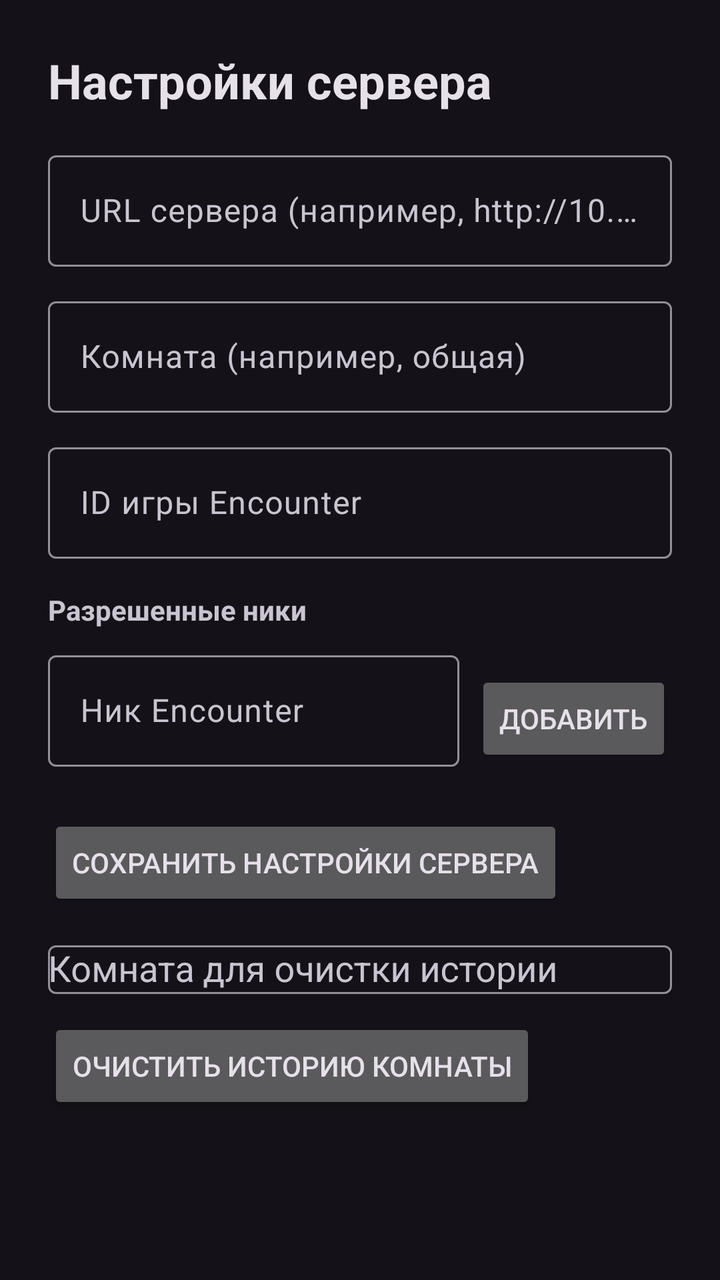
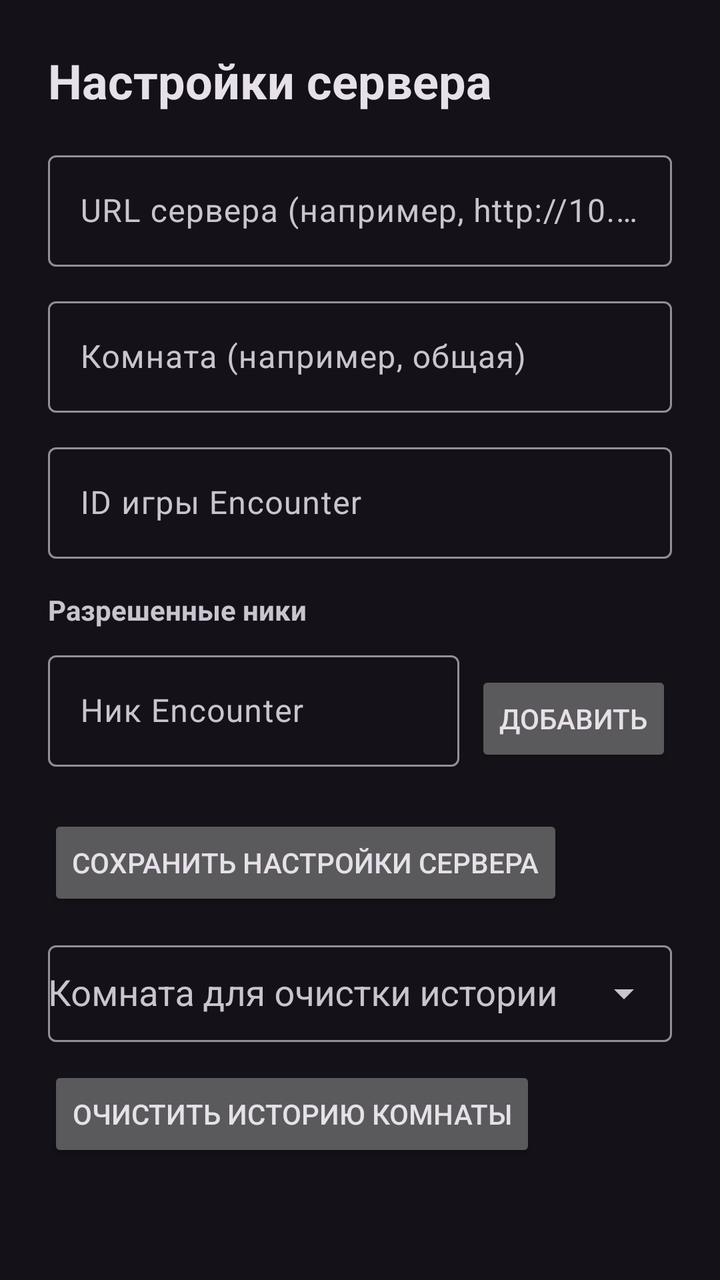

Compare the two renders of this Android layout. The source of the first and the diff that turns it into the second are given below.
<!-- AndroidManifest.xml: application theme Theme.GameChatAndroid -->
<!-- res/layout/fragment_server_settings.xml -->
<?xml version="1.0" encoding="utf-8"?>
<LinearLayout xmlns:android="http://schemas.android.com/apk/res/android"
    android:layout_width="match_parent"
    android:layout_height="match_parent"
    android:background="?attr/colorSurface"
    android:orientation="vertical"
    android:padding="24dp">

    <TextView
        android:id="@+id/serverSettingsTitle"
        android:layout_width="wrap_content"
        android:layout_height="wrap_content"
        android:text="@string/menu_server_settings"
        android:textColor="?attr/colorOnSurface"
        android:textSize="24sp"
        android:textStyle="bold" />

    <TextView
        android:id="@+id/serverSettingsAccessDenied"
        android:layout_width="wrap_content"
        android:layout_height="wrap_content"
        android:layout_marginTop="14dp"
        android:text="@string/admin_access_denied"
        android:textColor="#B00020"
        android:textSize="15sp"
        android:visibility="gone" />

    <com.google.android.material.textfield.TextInputLayout
        android:id="@+id/serverUrlLayout"
        android:layout_width="match_parent"
        android:layout_height="wrap_content"
        android:layout_marginTop="16dp"
        android:hint="@string/settings_server_url_hint">

        <com.google.android.material.textfield.TextInputEditText
            android:id="@+id/serverUrlInput"
            android:layout_width="match_parent"
            android:layout_height="wrap_content"
            android:imeOptions="actionNext"
            android:inputType="textUri"
            android:maxLines="1" />
    </com.google.android.material.textfield.TextInputLayout>

    <com.google.android.material.textfield.TextInputLayout
        android:id="@+id/chatRoomLayout"
        android:layout_width="match_parent"
        android:layout_height="wrap_content"
        android:layout_marginTop="12dp"
        android:hint="@string/settings_room_hint">

        <com.google.android.material.textfield.TextInputEditText
            android:id="@+id/chatRoomInput"
            android:layout_width="match_parent"
            android:layout_height="wrap_content"
            android:imeOptions="actionDone"
            android:inputType="text"
            android:maxLines="1" />
    </com.google.android.material.textfield.TextInputLayout>

    <com.google.android.material.textfield.TextInputLayout
        android:id="@+id/encGameIdLayout"
        android:layout_width="match_parent"
        android:layout_height="wrap_content"
        android:layout_marginTop="12dp"
        android:hint="@string/settings_enc_game_id_hint">

        <com.google.android.material.textfield.TextInputEditText
            android:id="@+id/encGameIdInput"
            android:layout_width="match_parent"
            android:layout_height="wrap_content"
            android:imeOptions="actionDone"
            android:inputType="number"
            android:maxLines="1" />
    </com.google.android.material.textfield.TextInputLayout>

    <TextView
        android:id="@+id/allowedNicksTitle"
        android:layout_width="wrap_content"
        android:layout_height="wrap_content"
        android:layout_marginTop="16dp"
        android:text="@string/settings_allowed_nicks_title"
        android:textStyle="bold" />

    <LinearLayout
        android:layout_width="match_parent"
        android:layout_height="wrap_content"
        android:layout_marginTop="8dp"
        android:orientation="horizontal">

        <com.google.android.material.textfield.TextInputLayout
            android:layout_width="0dp"
            android:layout_height="wrap_content"
            android:layout_weight="1"
            android:hint="@string/settings_allowed_nick_hint">

            <com.google.android.material.textfield.TextInputEditText
                android:id="@+id/allowedNickInput"
                android:layout_width="match_parent"
                android:layout_height="wrap_content"
                android:maxLines="1" />
        </com.google.android.material.textfield.TextInputLayout>

        <Button
            android:id="@+id/addAllowedNickButton"
            android:layout_width="wrap_content"
            android:layout_height="wrap_content"
            android:layout_marginStart="8dp"
            android:layout_gravity="bottom"
            android:text="@string/settings_allowed_nick_add" />
    </LinearLayout>

    <LinearLayout
        android:id="@+id/allowedNicksContainer"
        android:layout_width="match_parent"
        android:layout_height="wrap_content"
        android:layout_marginTop="8dp"
        android:orientation="vertical" />

    <Button
        android:id="@+id/saveServerSettingsButton"
        android:layout_width="wrap_content"
        android:layout_height="wrap_content"
        android:layout_marginTop="16dp"
        android:text="@string/settings_save_server" />

    <com.google.android.material.textfield.TextInputLayout
        android:id="@+id/clearRoomSelectorLayout"
        android:layout_width="match_parent"
        android:layout_height="wrap_content"
        android:layout_marginTop="12dp"
        android:hint="@string/settings_clear_room_selector_hint">

        <AutoCompleteTextView
            android:id="@+id/clearRoomSelectorInput"
            android:layout_width="match_parent"
            android:layout_height="wrap_content"
            android:inputType="none"
            android:maxLines="1" />
    </com.google.android.material.textfield.TextInputLayout>

    <Button
        android:id="@+id/clearRoomHistoryButton"
        android:layout_width="wrap_content"
        android:layout_height="wrap_content"
        android:layout_marginTop="12dp"
        android:text="@string/settings_clear_room_history" />

</LinearLayout>
<!-- resources referenced by this layout -->
<resources>
  <string name="admin_access_denied">Настройки сервера доступны только администраторам.</string>
  <string name="menu_server_settings">Настройки сервера</string>
  <string name="settings_allowed_nick_add">Добавить</string>
  <string name="settings_allowed_nick_hint">Ник Encounter</string>
  <string name="settings_allowed_nicks_title">Разрешенные ники</string>
  <string name="settings_clear_room_history">Очистить историю комнаты</string>
  <string name="settings_clear_room_selector_hint">Комната для очистки истории</string>
  <string name="settings_enc_game_id_hint">ID игры Encounter</string>
  <string name="settings_room_hint">Комната (например, общая)</string>
  <string name="settings_save_server">Сохранить настройки сервера</string>
  <string name="settings_server_url_hint">URL сервера (например, http://10.0.2.2:8080)</string>
  <style name="Theme.GameChatAndroid" parent="Theme.Material3.Dark.NoActionBar">
          <item name="colorPrimary">#7AA2FF</item>
          <item name="colorOnPrimary">#0B1220</item>
          <item name="colorPrimaryContainer">#7AA2FF</item>
          <item name="colorOnPrimaryContainer">#0B1220</item>
          <item name="android:statusBarColor">?attr/colorSurface</item>
          <item name="android:navigationBarColor">?attr/colorSurface</item>
      </style>
</resources>

<!-- the commit's change to res/layout/fragment_server_settings.xml (unified diff, before → after) -->
@@ -1,5 +1,6 @@
 <?xml version="1.0" encoding="utf-8"?>
 <LinearLayout xmlns:android="http://schemas.android.com/apk/res/android"
+    xmlns:app="http://schemas.android.com/apk/res-auto"
     android:layout_width="match_parent"
     android:layout_height="match_parent"
     android:background="?attr/colorSurface"
@@ -128,13 +129,16 @@
         android:layout_width="match_parent"
         android:layout_height="wrap_content"
         android:layout_marginTop="12dp"
-        android:hint="@string/settings_clear_room_selector_hint">
+        android:hint="@string/settings_clear_room_selector_hint"
+        app:endIconMode="dropdown_menu">
 
-        <AutoCompleteTextView
+        <com.google.android.material.textfield.MaterialAutoCompleteTextView
             android:id="@+id/clearRoomSelectorInput"
             android:layout_width="match_parent"
             android:layout_height="wrap_content"
-            android:inputType="none"
+            android:inputType="text"
+            android:paddingTop="12dp"
+            android:paddingBottom="12dp"
             android:maxLines="1" />
     </com.google.android.material.textfield.TextInputLayout>
 
